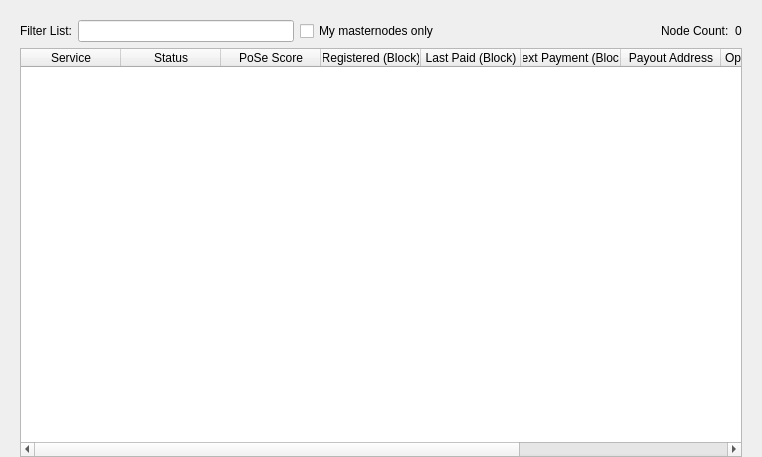
The window that src/qt/forms/masternodelist.ui (firoorg/firo) describes before a commit, drawn with Qt 5.
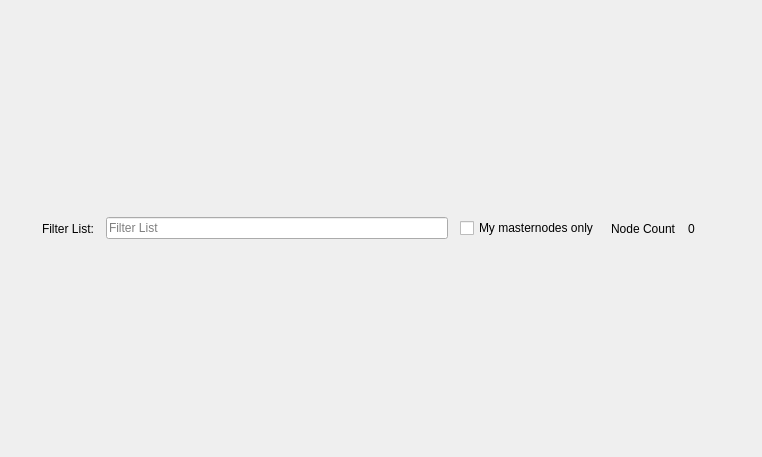
The same window after the commit.

The edit to the form file:
```diff
--- a/src/qt/forms/masternodelist.ui
+++ b/src/qt/forms/masternodelist.ui
@@ -13,43 +13,59 @@
   <property name="windowTitle">
    <string>Form</string>
   </property>
+  <property name="styleSheet">
+   <string notr="true"/>
+  </property>
   <layout class="QVBoxLayout" name="topLayout">
+   <property name="spacing">
+    <number>0</number>
+   </property>
    <property name="leftMargin">
-    <number>20</number>
+    <number>22</number>
    </property>
    <property name="topMargin">
-    <number>0</number>
+    <number>18</number>
    </property>
    <property name="rightMargin">
-    <number>20</number>
+    <number>22</number>
    </property>
    <property name="bottomMargin">
-    <number>0</number>
+    <number>18</number>
    </property>
    <item>
-    <layout class="QVBoxLayout" name="verticalLayout">
-     <property name="bottomMargin">
-      <number>0</number>
+    <widget class="QFrame" name="masternodeContentCard">
+     <property name="frameShape">
+      <enum>QFrame::NoFrame</enum>
      </property>
-     <item>
-      <spacer name="horizontalSpacer0">
-       <property name="orientation">
-        <enum>Qt::Horizontal</enum>
-       </property>
-       <property name="sizeHint" stdset="0">
-        <size>
-         <width>40</width>
-         <height>20</height>
-        </size>
-       </property>
-      </spacer>
-     </item>
+     <property name="frameShadow">
+      <enum>QFrame::Plain</enum>
+     </property>
+     <property name="sizePolicy">
+      <sizepolicy hsizetype="Expanding" vsizetype="Expanding">
+       <horstretch>1</horstretch>
+       <verstretch>1</verstretch>
+      </sizepolicy>
+     </property>
+     <layout class="QVBoxLayout" name="verticalLayoutCard">
+      <property name="spacing">
+       <number>14</number>
+      </property>
+      <property name="leftMargin">
+       <number>20</number>
+      </property>
+      <property name="topMargin">
+       <number>18</number>
+      </property>
+      <property name="rightMargin">
+       <number>20</number>
+      </property>
+      <property name="bottomMargin">
+       <number>18</number>
+      </property>
      <item>
-      <layout class="QGridLayout" name="gridLayout_3">
-       <item row="0" column="0">
         <layout class="QHBoxLayout" name="horizontalLayout_4">
-         <property name="bottomMargin">
-          <number>0</number>
+        <property name="spacing">
+         <number>12</number>
          </property>
          <item>
           <widget class="QLabel" name="label_filter_2">
@@ -60,9 +76,24 @@
          </item>
          <item>
           <widget class="QLineEdit" name="filterLineEditDIP3">
+          <property name="sizePolicy">
+           <sizepolicy hsizetype="Expanding" vsizetype="Fixed">
+            <horstretch>1</horstretch>
+            <verstretch>0</verstretch>
+           </sizepolicy>
+          </property>
+          <property name="minimumSize">
+           <size>
+            <width>180</width>
+            <height>0</height>
+           </size>
+          </property>
            <property name="toolTip">
             <string>Filter masternode list</string>
            </property>
+          <property name="placeholderText">
+           <string>Filter List</string>
+          </property>
           </widget>
          </item>
          <item>
@@ -80,10 +111,13 @@
            <property name="orientation">
             <enum>Qt::Horizontal</enum>
            </property>
+          <property name="sizeType">
+           <enum>QSizePolicy::Expanding</enum>
+          </property>
            <property name="sizeHint" stdset="0">
             <size>
-             <width>10</width>
-             <height>20</height>
+            <width>0</width>
+            <height>0</height>
             </size>
            </property>
           </spacer>
@@ -91,7 +125,7 @@
          <item>
           <widget class="QLabel" name="label_count_2">
            <property name="text">
-            <string>Node Count:</string>
+          <string>Node Count</string>
            </property>
           </widget>
          </item>
@@ -100,85 +134,18 @@
            <property name="text">
             <string>0</string>
            </property>
-          </widget>
-         </item>
-        </layout>
-       </item>
-       <item row="1" column="0">
-        <widget class="QTableWidget" name="tableWidgetMasternodesDIP3">
-         <property name="editTriggers">
-          <set>QAbstractItemView::NoEditTriggers</set>
-         </property>
-         <property name="alternatingRowColors">
-          <bool>true</bool>
-         </property>
-         <property name="selectionMode">
-          <enum>QAbstractItemView::SingleSelection</enum>
-         </property>
-         <property name="selectionBehavior">
-          <enum>QAbstractItemView::SelectRows</enum>
-         </property>
-         <property name="sortingEnabled">
-          <bool>true</bool>
-         </property>
-         <attribute name="horizontalHeaderStretchLastSection">
-          <bool>true</bool>
-         </attribute>
-         <column>
-          <property name="text">
-           <string>Service</string>
-          </property>
-         </column>
-         <column>
-          <property name="text">
-           <string>Status</string>
-          </property>
-         </column>
-         <column>
-          <property name="text">
-           <string>PoSe Score</string>
-          </property>
-         </column>
-         <column>
-          <property name="text">
-           <string>Registered (Block)</string>
-          </property>
-         </column>
-         <column>
-          <property name="text">
-           <string>Last Paid (Block)</string>
-          </property>
-         </column>
-         <column>
-          <property name="text">
-           <string>Next Payment (Block)</string>
-          </property>
-         </column>
-         <column>
-          <property name="text">
-           <string>Payout Address</string>
-          </property>
-         </column>
-         <column>
-          <property name="text">
-           <string>Operator Reward</string>
-          </property>
-         </column>
-         <column>
-          <property name="text">
-           <string>Collateral Address</string>
-          </property>
-         </column>
-         <column>
-          <property name="text">
-           <string>Owner Address</string>
-          </property>
-         </column>
+          <property name="minimumSize">
+           <size>
+            <width>32</width>
+            <height>0</height>
+           </size>
+          </property>
         </widget>
        </item>
       </layout>
      </item>
     </layout>
+    </widget>
    </item>
   </layout>
  </widget>
```
Lines whose indentation alone changed are shown as unchanged.
